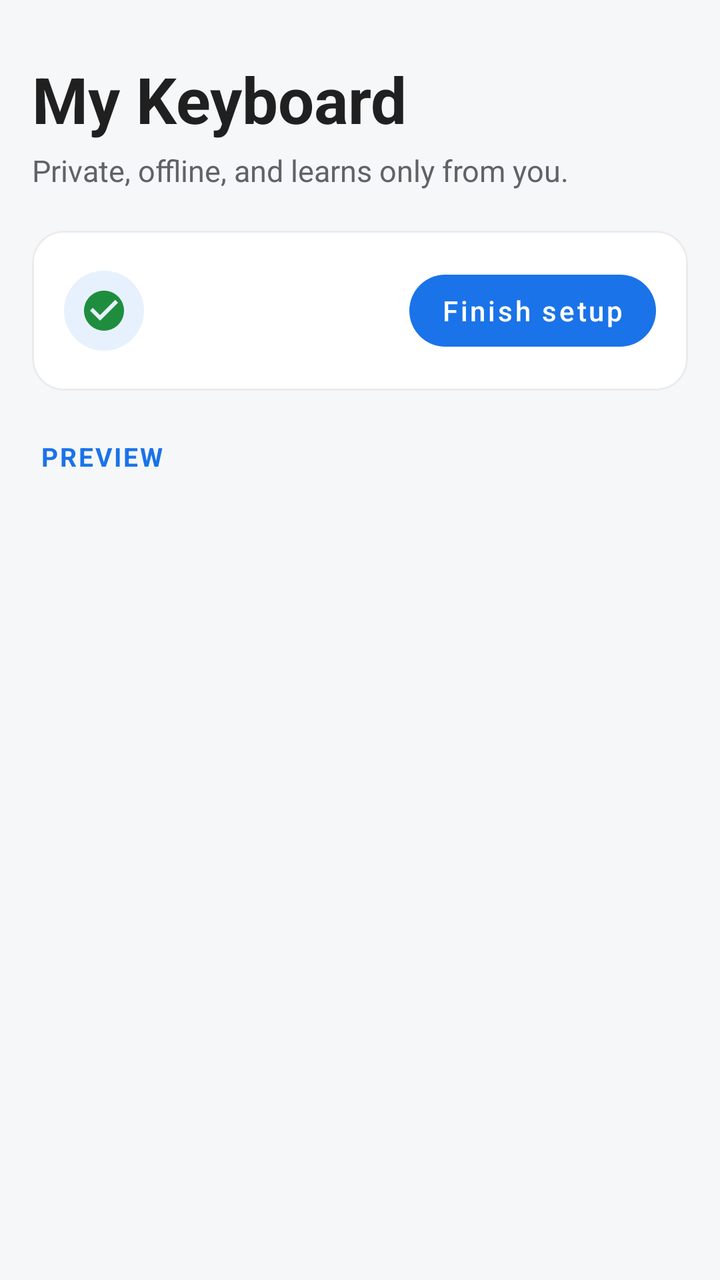
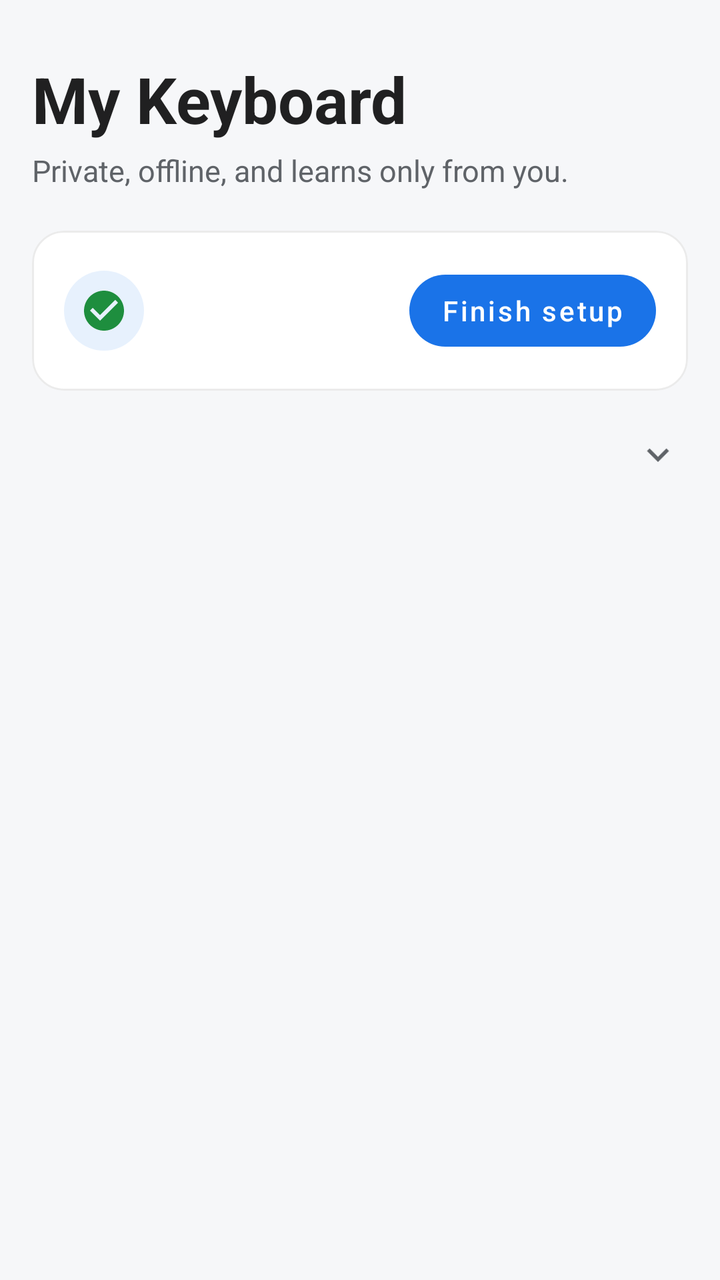

Before-and-after screenshots of an Android layout around one commit, followed by the original layout XML and the change that was made.
<!-- AndroidManifest.xml: application theme Theme.Mykeyboard -->
<!-- res/layout/activity_main.xml -->
<?xml version="1.0" encoding="utf-8"?>
<ScrollView xmlns:android="http://schemas.android.com/apk/res/android"
    xmlns:app="http://schemas.android.com/apk/res-auto"
    android:layout_width="match_parent"
    android:layout_height="match_parent"
    android:fillViewport="true"
    android:scrollbars="none">

    <LinearLayout
        android:layout_width="match_parent"
        android:layout_height="wrap_content"
        android:orientation="vertical"
        android:paddingHorizontal="16dp"
        android:paddingTop="28dp"
        android:paddingBottom="24dp">

        <TextView
            android:layout_width="wrap_content"
            android:layout_height="wrap_content"
            android:text="@string/app_name"
            android:textColor="?android:attr/textColorPrimary"
            android:textSize="32sp"
            android:textStyle="bold" />

        <TextView
            android:layout_width="match_parent"
            android:layout_height="wrap_content"
            android:layout_marginTop="4dp"
            android:text="@string/tagline"
            android:textColor="@color/text_secondary"
            android:textSize="15sp" />

        
        <com.google.android.material.card.MaterialCardView
            android:id="@+id/cardStatus"
            android:layout_width="match_parent"
            android:layout_height="wrap_content"
            android:layout_marginTop="20dp"
            android:clickable="true"
            android:focusable="true"
            app:cardCornerRadius="16dp"
            app:cardElevation="0dp"
            app:strokeColor="@color/card_stroke"
            app:strokeWidth="1dp">

            <LinearLayout
                android:layout_width="match_parent"
                android:layout_height="wrap_content"
                android:gravity="center_vertical"
                android:orientation="horizontal"
                android:padding="16dp">

                <ImageView
                    android:id="@+id/imgStatus"
                    android:layout_width="40dp"
                    android:layout_height="40dp"
                    android:background="@drawable/bg_icon_circle"
                    android:contentDescription="@null"
                    android:padding="8dp"
                    android:src="@drawable/ic_check_circle"
                    app:tint="@color/status_good" />

                <LinearLayout
                    android:layout_width="0dp"
                    android:layout_height="wrap_content"
                    android:layout_marginStart="14dp"
                    android:layout_weight="1"
                    android:orientation="vertical">

                    <TextView
                        android:id="@+id/txtStatusTitle"
                        android:layout_width="match_parent"
                        android:layout_height="wrap_content"
                        android:textColor="?android:attr/textColorPrimary"
                        android:textSize="16sp"
                        android:textStyle="bold" />

                    <TextView
                        android:id="@+id/txtStatusBody"
                        android:layout_width="match_parent"
                        android:layout_height="wrap_content"
                        android:layout_marginTop="2dp"
                        android:textColor="@color/text_secondary"
                        android:textSize="13sp" />
                </LinearLayout>

                <com.google.android.material.button.MaterialButton
                    android:id="@+id/btnStatusAction"
                    style="@style/Widget.MaterialComponents.Button.UnelevatedButton"
                    android:layout_width="wrap_content"
                    android:layout_height="wrap_content"
                    android:layout_marginStart="8dp"
                    android:text="@string/home_status_action"
                    android:textAllCaps="false"
                    app:cornerRadius="20dp" />
            </LinearLayout>
        </com.google.android.material.card.MaterialCardView>

        
        <TextView
            style="@style/SectionHeader"
            android:text="@string/home_preview_title" />

        <com.google.android.material.card.MaterialCardView
            android:layout_width="match_parent"
            android:layout_height="wrap_content"
            app:cardCornerRadius="16dp"
            app:cardElevation="0dp"
            app:strokeColor="@color/card_stroke"
            app:strokeWidth="1dp">

            <LinearLayout
                android:id="@+id/previewContainer"
                android:layout_width="match_parent"
                android:layout_height="wrap_content"
                android:orientation="vertical" />
        </com.google.android.material.card.MaterialCardView>

        
        <LinearLayout
            android:id="@+id/navContainer"
            android:layout_width="match_parent"
            android:layout_height="wrap_content"
            android:orientation="vertical" />
    </LinearLayout>
</ScrollView>
<!-- resources referenced by this layout -->
<resources>
  <color name="card_stroke">#14000000</color>
  <color name="status_good">#FF1E8E3E</color>
  <color name="text_secondary">#FF5F6368</color>
  <!-- drawable bg_icon_circle (drawable) -->
  <shape xmlns:android="http://schemas.android.com/apk/res/android" android:shape="oval">
      <solid android:color="@color/icon_circle" />
  </shape>
  <!-- drawable ic_check_circle (drawable) -->
  <vector xmlns:android="http://schemas.android.com/apk/res/android"
      android:width="24dp" android:height="24dp"
      android:viewportWidth="24" android:viewportHeight="24"
      android:tint="?attr/colorControlNormal">
      <path android:fillColor="@android:color/white" android:pathData="M12,2C6.48,2 2,6.48 2,12s4.48,10 10,10 10,-4.48 10,-10S17.52,2 12,2zM10,17l-5,-5 1.41,-1.41L10,14.17l7.59,-7.59L19,8l-9,9z" />
  </vector>
  <string name="app_name">My Keyboard</string>
  <string name="home_preview_title">Preview</string>
  <string name="home_status_action">Finish setup</string>
  <string name="tagline">Private, offline, and learns only from you.</string>
  <style name="SectionHeader">
          <item name="android:layout_width">wrap_content</item>
          <item name="android:layout_height">wrap_content</item>
          <item name="android:layout_marginTop">24dp</item>
          <item name="android:layout_marginBottom">8dp</item>
          <item name="android:layout_marginStart">4dp</item>
          <item name="android:textSize">13sp</item>
          <item name="android:textStyle">bold</item>
          <item name="android:textAllCaps">true</item>
          <item name="android:letterSpacing">0.08</item>
          <item name="android:textColor">?attr/colorPrimary</item>
      </style>
  <style name="Theme.Mykeyboard" parent="Theme.MaterialComponents.DayNight.NoActionBar">
          <item name="colorPrimary">@color/brand_500</item>
          <item name="colorPrimaryVariant">@color/brand_700</item>
          <item name="colorOnPrimary">@color/white</item>
          <item name="colorSecondary">@color/brand_500</item>
          <item name="colorSecondaryVariant">@color/brand_700</item>
          <item name="colorOnSecondary">@color/white</item>
          <item name="android:windowBackground">@color/screen_bg</item>
          <item name="android:statusBarColor">@color/screen_bg</item>
          <item name="android:windowLightStatusBar" tools:targetApi="m">true</item>
          <item name="android:navigationBarColor">@color/screen_bg</item>
      </style>
  <color name="icon_circle">#1A1A73E8</color>
  <color name="brand_500">#FF1A73E8</color>
  <color name="brand_700">#FF1558B0</color>
  <color name="white">#FFFFFFFF</color>
  <color name="screen_bg">#FFF6F7F9</color>
</resources>

<!-- the commit's change to res/layout/activity_main.xml (unified diff, before → after) -->
@@ -97,11 +97,12 @@
         </com.google.android.material.card.MaterialCardView>
 
         
-        <TextView
-            style="@style/SectionHeader"
-            android:text="@string/home_preview_title" />
+        <include
+            android:id="@+id/previewHeader"
+            layout="@layout/row_collapsible_header" />
 
         <com.google.android.material.card.MaterialCardView
+            android:id="@+id/previewCard"
             android:layout_width="match_parent"
             android:layout_height="wrap_content"
             app:cardCornerRadius="16dp"
@@ -124,3 +125,46 @@
             android:orientation="vertical" />
     </LinearLayout>
 </ScrollView>
+<!-- res/layout/row_collapsible_header.xml (included above) -->
+<?xml version="1.0" encoding="utf-8"?>
+<LinearLayout xmlns:android="http://schemas.android.com/apk/res/android"
+    xmlns:app="http://schemas.android.com/apk/res-auto"
+    android:layout_width="match_parent"
+    android:layout_height="wrap_content"
+    android:layout_marginTop="12dp"
+    android:background="?attr/selectableItemBackground"
+    android:clickable="true"
+    android:focusable="true"
+    android:gravity="center_vertical"
+    android:minHeight="40dp"
+    android:orientation="horizontal"
+    android:paddingStart="4dp"
+    android:paddingEnd="4dp">
+
+    <TextView
+        android:id="@+id/title"
+        style="@style/SectionHeader"
+        android:layout_width="0dp"
+        android:layout_height="wrap_content"
+        android:layout_marginStart="0dp"
+        android:layout_marginTop="0dp"
+        android:layout_marginBottom="0dp"
+        android:layout_weight="1" />
+
+    <TextView
+        android:id="@+id/state"
+        android:layout_width="wrap_content"
+        android:layout_height="wrap_content"
+        android:layout_marginEnd="4dp"
+        android:textColor="@color/text_secondary"
+        android:textSize="12sp" />
+
+    <ImageView
+        android:id="@+id/chevron"
+        android:layout_width="22dp"
+        android:layout_height="22dp"
+        android:contentDescription="@null"
+        android:rotation="90"
+        android:src="@drawable/ic_chevron_right"
+        app:tint="@color/text_secondary" />
+</LinearLayout>
<!-- resource entries referenced after the edit -->
@@ -14,8 +14,14 @@
       android:tint="?attr/colorControlNormal">
       <path android:fillColor="@android:color/white" android:pathData="M12,2C6.48,2 2,6.48 2,12s4.48,10 10,10 10,-4.48 10,-10S17.52,2 12,2zM10,17l-5,-5 1.41,-1.41L10,14.17l7.59,-7.59L19,8l-9,9z" />
   </vector>
+  <!-- drawable ic_chevron_right (drawable) -->
+  <vector xmlns:android="http://schemas.android.com/apk/res/android"
+      android:width="24dp" android:height="24dp"
+      android:viewportWidth="24" android:viewportHeight="24"
+      android:tint="?attr/colorControlNormal">
+      <path android:fillColor="@android:color/white" android:pathData="M10,6L8.59,7.41 13.17,12l-4.58,4.59L10,18l6,-6z" />
+  </vector>
   <string name="app_name">My Keyboard</string>
-  <string name="home_preview_title">Preview</string>
   <string name="home_status_action">Finish setup</string>
   <string name="tagline">Private, offline, and learns only from you.</string>
   <style name="SectionHeader">
